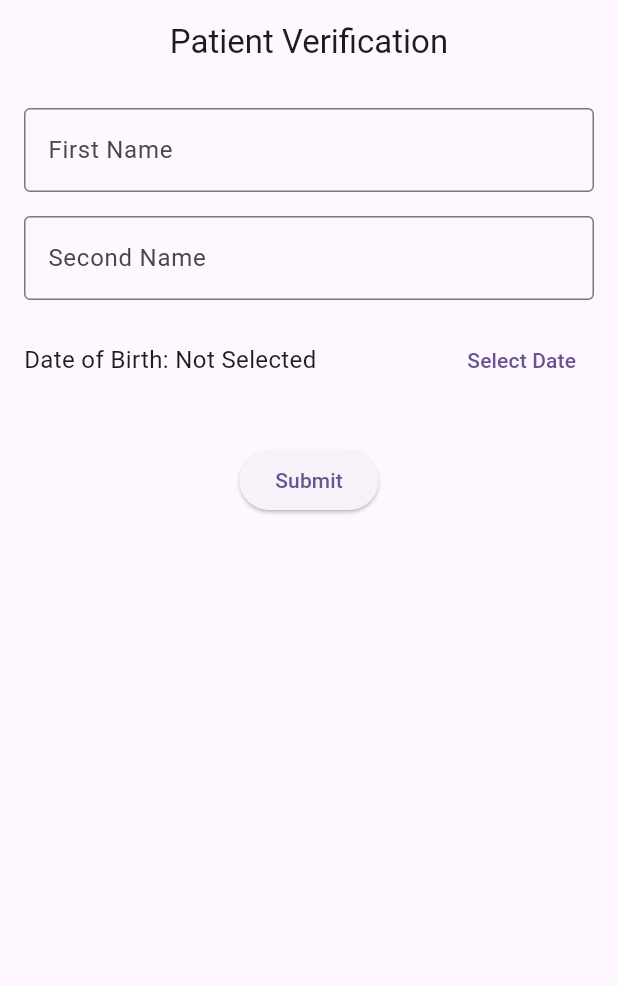
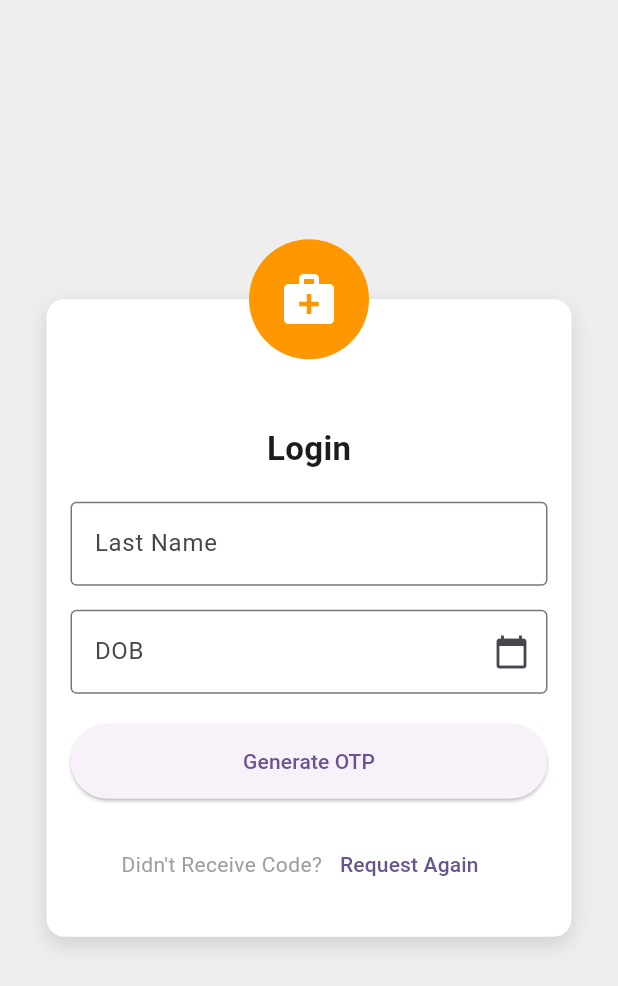
Before and after one commit to kapilb145/kapilb45.github.io, a Flutter app: the screen it shows after launch, on a phone screen of 412 x 824 dp. Shown: the top 986 px of the screen. Run offline on Flutter 3.47's test engine with Material 3 defaults, Android fonts, the phone set to English and light mode, and no system bars.

Commit message:
1. Insurance Form Added 2. Login screen design updated 3. Form Validation Added.

```diff
--- a/lib/HomePage.dart
+++ b/lib/HomePage.dart
@@ -1,18 +1,63 @@
 import 'package:flutter/material.dart';
+import 'package:intl/intl.dart';
 
-class UserVerificationScreen extends StatefulWidget {
-  const UserVerificationScreen({super.key});
+import 'insurance_form.dart';
 
+class LoginScreen extends StatefulWidget {
   @override
-  _UserVerificationScreenState createState() => _UserVerificationScreenState();
+  _LoginScreenState createState() => _LoginScreenState();
 }
 
-class _UserVerificationScreenState extends State<UserVerificationScreen> {
-  final TextEditingController _firstNameController = TextEditingController();
-  final TextEditingController _secondNameController = TextEditingController();
+class _LoginScreenState extends State<LoginScreen> {
+  final TextEditingController _lastNameController = TextEditingController();
+  final TextEditingController _dobController = TextEditingController();
+  // final TextEditingController _otpController = TextEditingController();
+  final List<TextEditingController> _otpControllers = List.generate(4, (index) => TextEditingController());
+
   DateTime? _selectedDate;
+  String? _otp; // Variable to store the OTP
 
-  // Function to show date picker
+  /// Function to generate OTP
+  void _generateOTP() {
+    String lastName = _lastNameController.text.trim();
+    String dob = _dobController.text.trim();
+
+    if (lastName.isEmpty || dob.isEmpty) {
+      ScaffoldMessenger.of(context).showSnackBar(
+        SnackBar(content: Text('Please fill in all fields')),
+      );
+      return;
+    }
+
+    setState(() {
+      _otp = "1234"; // Generate a mock OTP (replace with actual logic)
+    });
+
+    ScaffoldMessenger.of(context).showSnackBar(
+      SnackBar(content: Text('OTP sent successfully!')),
+    );
+  }
+
+
+
+
+  /// Function to validate OTP
+  void _validateOTP(String enteredOTP) {
+    if (enteredOTP == _otp) {
+      ScaffoldMessenger.of(context).showSnackBar(
+        SnackBar(content: Text('OTP verified successfully!')),
+      );
+
+      Navigator.push(context, MaterialPageRoute(builder: (context)=> InsuranceForm()));
+
+    } else {
+      ScaffoldMessenger.of(context).showSnackBar(
+        SnackBar(content: Text('Invalid OTP. Please try again.')),
+      );
+    }
+  }
+
+  /// Function to pick a date from the date picker
   void _pickDate(BuildContext context) async {
     final DateTime? pickedDate = await showDatePicker(
       context: context,
@@ -20,93 +65,173 @@ class _UserVerificationScreenState extends State<UserVerificationScreen> {
       firstDate: DateTime(1900),
       lastDate: DateTime.now(),
     );
+
     if (pickedDate != null && pickedDate != _selectedDate) {
       setState(() {
         _selectedDate = pickedDate;
+        _dobController.text = DateFormat('dd/MM/yyyy').format(pickedDate);
       });
     }
-  }
-
-  // Function to handle button press
-  void _submitData() {
-    String firstName = _firstNameController.text;
-    String secondName = _secondNameController.text;
-    String? dob = _selectedDate != null ? _selectedDate?.toLocal().toString().split(' ')[0] : 'Not Selected';
-
-    // Print to console (can be replaced with further logic)
-    print('First Name: $firstName');
-    print('Second Name: $secondName');
-    print('DOB: $dob');
   }
 
   @override
   Widget build(BuildContext context) {
     return Scaffold(
-      appBar: AppBar(
-        title: const Text('Patient Verification'),
-        centerTitle: true,
+      backgroundColor: Colors.grey[200],
+      body: Center(
+        child: Stack(
+          clipBehavior: Clip.none, // Prevent clipping of the logo
+          alignment: Alignment.center,
+          children: [
+            // White container with shadow
+            Container(
+              width: 350,
+              padding: const EdgeInsets.symmetric(horizontal: 16, vertical: 24),
+              decoration: BoxDecoration(
+                color: Colors.white,
+                borderRadius: BorderRadius.circular(12),
+                boxShadow: const [
+                  BoxShadow(
+                    color: Colors.black12,
+                    blurRadius: 10,
+                    offset: Offset(0, 5),
                   ),
-      body: SingleChildScrollView(
-        child: Padding(
-          padding: const EdgeInsets.all(16.0),
-
-          child: ConstrainedBox(
-            constraints: const BoxConstraints(maxWidth: 600),
+                ],
+              ),
               child: Column(
-              mainAxisAlignment: MainAxisAlignment.center,
-              crossAxisAlignment: CrossAxisAlignment.center,
+                mainAxisSize: MainAxisSize.min,
                 children: [
+                  const SizedBox(height: 60), // Space for the overlapping image
+                  const Text(
+                    'Login',
+                    style: TextStyle(
+                      fontSize: 22,
+                      fontWeight: FontWeight.bold,
+                    ),
+                  ),
+                  const SizedBox(height: 20),
+                  // Last Name TextField
                   TextField(
-                  controller: _firstNameController,
+                    controller: _lastNameController,
                     decoration: const InputDecoration(
-                    labelText: 'First Name',
+                      labelText: 'Last Name',
                       border: OutlineInputBorder(),
                     ),
                   ),
                   const SizedBox(height: 16),
+                  // DOB TextField
                   TextField(
-                  controller: _secondNameController,
+                    controller: _dobController,
+                    readOnly: true,
+                    decoration: InputDecoration(
+                      labelText: 'DOB',
+                      border: const OutlineInputBorder(),
+                      suffixIcon: IconButton(
+                        icon: const Icon(Icons.calendar_today),
+                        onPressed: () => _pickDate(context),
+                      ),
+                    ),
+                  ),
+                  const SizedBox(height: 20),
+                  ElevatedButton(
+                    onPressed: _generateOTP,
+                    style: ElevatedButton.styleFrom(
+                      minimumSize: const Size(double.infinity, 50),
+                    ), // Call the generate OTP function
+                    child: const Text('Generate OTP'),
+                  ),
+                  const SizedBox(height: 20),
+
+
+
+
+                  // OTP Verification
+                  if (_otp != null) ...[
+                    const Text(
+                      'Enter the 4-digit OTP:',
+                      style: TextStyle(fontSize: 16),
+                    ),
+                    const SizedBox(height: 10),
+                    Row(
+                      mainAxisAlignment: MainAxisAlignment.spaceEvenly,
+                      children: List.generate(4, (index) {
+                        return SizedBox(
+                          width: 50,
+                          child: TextField(
+                            controller: _otpControllers[index],
+                            keyboardType: TextInputType.number,
+                            maxLength: 1, // Limit to one character
+                            textAlign: TextAlign.center,
                             decoration: const InputDecoration(
-                    labelText: 'Second Name',
+                              counterText: "", // Hide counter
                               border: OutlineInputBorder(),
                             ),
+                            onChanged: (value) {
+                              if (value.isNotEmpty && index < 3) {
+                                FocusScope.of(context).nextFocus(); // Move to next field
+                              } else if (value.isEmpty && index > 0) {
+                                FocusScope.of(context).previousFocus(); // Move to previous field
+                              }
+                            },
                           ),
-                const SizedBox(height: 16),
+                        );
+                      }),
+                    ),
+                    const SizedBox(height: 20),
+                  ],
+
+                  if (_otp != null) ...[
+                    ElevatedButton(
+                      onPressed: () {
+                        _validateOTP(_otpControllers.map((controller) => controller.text).join());
+                      },
+                      style: ElevatedButton.styleFrom(
+                        minimumSize: const Size(double.infinity, 50),
+                      ),
+                      child: const Text('Submit OTP'),
+                    ),
+                    const SizedBox(height: 20),
+                  ],
+
+
+
+
+
+
+
+
+
+
                   Row(
+                    mainAxisAlignment: MainAxisAlignment.center,
                     children: [
-                    Expanded(
-                      child: Text(
-                        _selectedDate == null
-                            ? 'Date of Birth: Not Selected'
-                            : 'Date of Birth: ${_selectedDate!.toLocal().toString().split(' ')[0]}',
-                        style: TextStyle(fontSize: 16),
-                      ),
+                      const Text(
+                        "Didn't Receive Code?",
+                        style: TextStyle(color: Colors.grey),
                       ),
                       TextButton(
-                      onPressed: () => _pickDate(context),
-                      child: Text('Select Date'),
+                        onPressed: _generateOTP, // Handle OTP resend logic
+                        child: const Text('Request Again'),
                       ),
                     ],
                   ),
-                const SizedBox(height: 32),
-                Center(
-                  child: ElevatedButton(
-                    onPressed: _submitData,
-                    child: Text('Submit'),
+                ],
+              ),
+            ),
+            // Image overlapping the container
+            const Positioned(
+              top: -40, // Place the logo slightly above the container
+              child: CircleAvatar(
+                radius: 40,
+                backgroundColor: Colors.orange,
+                child: Icon(Icons.medical_services, size: 40, color: Colors.white),
               ),
             ),
           ],
         ),
       ),
-        ),
-      ),
     );
-  }
 
-  @override
-  void dispose() {
-    _firstNameController.dispose();
-    _secondNameController.dispose();
-    super.dispose();
+
   }
 }
--- a/lib/main.dart
+++ b/lib/main.dart
@@ -18,7 +18,7 @@ class MyApp extends StatelessWidget {
         colorScheme: ColorScheme.fromSeed(seedColor: Colors.deepPurple),
         useMaterial3: true,
       ),
-      home: const UserVerificationScreen(),
+      home:  LoginScreen(),
     );
   }
 }
--- a/pubspec.yaml
+++ b/pubspec.yaml
@@ -35,6 +35,7 @@ dependencies:
   # The following adds the Cupertino Icons font to your application.
   # Use with the CupertinoIcons class for iOS style icons.
   cupertino_icons: ^1.0.8
+  intl: ^0.18.0 # Add this line for the intl package
 
 dev_dependencies:
   flutter_test:
@@ -59,9 +60,8 @@ flutter:
   uses-material-design: true
 
   # To add assets to your application, add an assets section, like this:
-  # assets:
-  #   - images/a_dot_burr.jpeg
-  #   - images/a_dot_ham.jpeg
+  assets:
+     - assets/images/welllogo.png
 
   # An image asset can refer to one or more resolution-specific "variants", see
   # https://flutter.dev/to/resolution-aware-images
```
Also changed, not shown: lib/insurance_form.dart (added, +147 -0 lines), assets/images/welllogo.png (added), pubspec.lock. Lines whose indentation alone changed are shown as unchanged.
